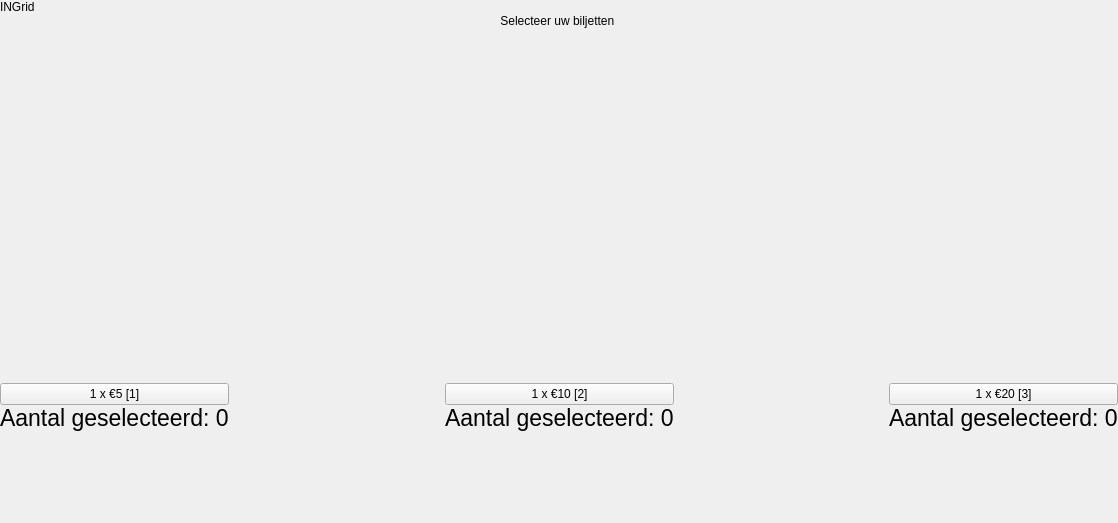
Before: the Qt Designer form ui/main.ui in Herbankers/hb-GUI, drawn with Qt 5; both pictures show x 0 to 1118 and y 0 to 523 of the 1118 by 872 pixel window.
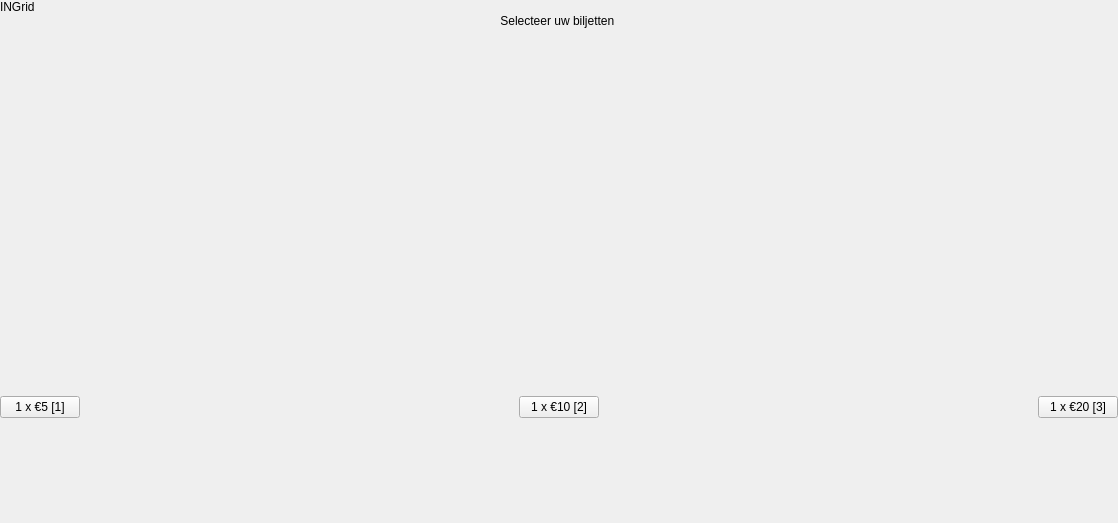
After: the same form once the commit is applied. Icons and pictures are not drawn.

Commit message: added bill counter correction

```diff
--- a/ui/main.ui
+++ b/ui/main.ui
@@ -1222,50 +1222,6 @@
         </item>
         <item>
          <layout class="QGridLayout" name="gridLayout">
-          <item row="1" column="0">
-           <layout class="QHBoxLayout" name="horizontalLayout_11"/>
-          </item>
-          <item row="5" column="2">
-           <widget class="QLabel" name="amountBillsOpt2">
-            <property name="font">
-             <font>
-              <family>Helvetica Neue</family>
-              <pointsize>17</pointsize>
-              <weight>25</weight>
-              <bold>false</bold>
-             </font>
-            </property>
-            <property name="text">
-             <string>Aantal geselecteerd: 0</string>
-            </property>
-           </widget>
-          </item>
-          <item row="1" column="4">
-           <layout class="QHBoxLayout" name="horizontalLayout_9"/>
-          </item>
-          <item row="1" column="2">
-           <layout class="QHBoxLayout" name="horizontalLayout_10"/>
-          </item>
-          <item row="4" column="0">
-           <widget class="QPushButton" name="btnOption1">
-            <property name="text">
-             <string>1 x €5 [1]</string>
-            </property>
-           </widget>
-          </item>
-          <item row="7" column="2">
-           <spacer name="verticalSpacer_25">
-            <property name="orientation">
-             <enum>Qt::Vertical</enum>
-            </property>
-            <property name="sizeHint" stdset="0">
-             <size>
-              <width>20</width>
-              <height>40</height>
-             </size>
-            </property>
-           </spacer>
-          </item>
           <item row="4" column="3">
            <spacer name="horizontalSpacer_13">
             <property name="orientation">
@@ -1292,20 +1248,8 @@
             </property>
            </spacer>
           </item>
-          <item row="5" column="4">
-           <widget class="QLabel" name="amountBillsOpt3">
-            <property name="font">
-             <font>
-              <family>Helvetica Neue</family>
-              <pointsize>17</pointsize>
-              <weight>25</weight>
-              <bold>false</bold>
-             </font>
-            </property>
-            <property name="text">
-             <string>Aantal geselecteerd: 0</string>
-            </property>
-           </widget>
+          <item row="1" column="0">
+           <layout class="QHBoxLayout" name="horizontalLayout_11"/>
           </item>
           <item row="4" column="2">
            <widget class="QPushButton" name="btnOption2">
@@ -1327,20 +1271,8 @@
             </property>
            </widget>
           </item>
-          <item row="5" column="0">
-           <widget class="QLabel" name="amountBillsOpt1">
-            <property name="font">
-             <font>
-              <family>Helvetica Neue</family>
-              <pointsize>17</pointsize>
-              <weight>25</weight>
-              <bold>false</bold>
-             </font>
-            </property>
-            <property name="text">
-             <string>Aantal geselecteerd: 0</string>
-            </property>
-           </widget>
+          <item row="1" column="2">
+           <layout class="QHBoxLayout" name="horizontalLayout_10"/>
           </item>
           <item row="3" column="2">
            <spacer name="verticalSpacer_27">
@@ -1355,6 +1287,46 @@
             </property>
            </spacer>
           </item>
+          <item row="4" column="0">
+           <widget class="QPushButton" name="btnOption1">
+            <property name="text">
+             <string>1 x €5 [1]</string>
+            </property>
+           </widget>
+          </item>
+          <item row="6" column="2">
+           <spacer name="verticalSpacer_25">
+            <property name="orientation">
+             <enum>Qt::Vertical</enum>
+            </property>
+            <property name="sizeHint" stdset="0">
+             <size>
+              <width>20</width>
+              <height>40</height>
+             </size>
+            </property>
+           </spacer>
+          </item>
+          <item row="4" column="1">
+           <spacer name="horizontalSpacer_14">
+            <property name="orientation">
+             <enum>Qt::Horizontal</enum>
+            </property>
+            <property name="sizeHint" stdset="0">
+             <size>
+              <width>40</width>
+              <height>20</height>
+             </size>
+            </property>
+           </spacer>
+          </item>
+          <item row="3" column="0">
+           <widget class="QLabel" name="label_2">
+            <property name="text">
+             <string/>
+            </property>
+           </widget>
+          </item>
          </layout>
         </item>
         <item>
```
Left out of the diff: 14 changed lines with no effect on the pictures. The commit also changes 3 other files.
